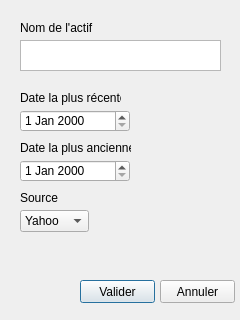
Before: the Qt Designer form ProjetVaR_Software/GUI/import.ui in pchaigno/varsoft, drawn with Qt 5.
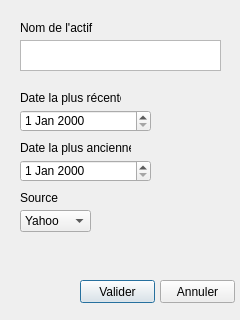
After: the same form once the commit is applied.

Commit message: cancel button enabled

The edit to the form file:
```diff
--- a/ProjetVaR_Software/GUI/import.ui
+++ b/ProjetVaR_Software/GUI/import.ui
@@ -54,7 +54,7 @@
     <rect>
      <x>20</x>
      <y>110</y>
-     <width>110</width>
+     <width>131</width>
      <height>22</height>
     </rect>
    </property>
@@ -64,7 +64,7 @@
     <rect>
      <x>20</x>
      <y>160</y>
-     <width>110</width>
+     <width>131</width>
      <height>22</height>
     </rect>
    </property>
@@ -113,7 +113,7 @@
     <rect>
      <x>20</x>
      <y>210</y>
-     <width>69</width>
+     <width>71</width>
      <height>22</height>
     </rect>
    </property>
```
The commit also changes 1 other file.
